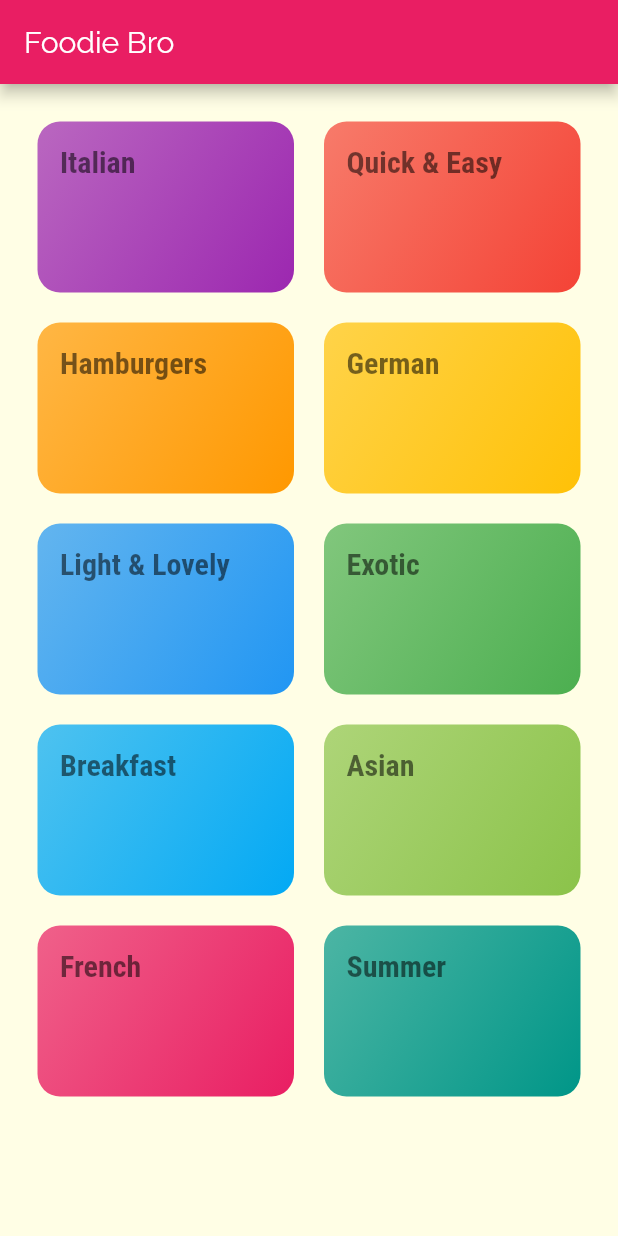
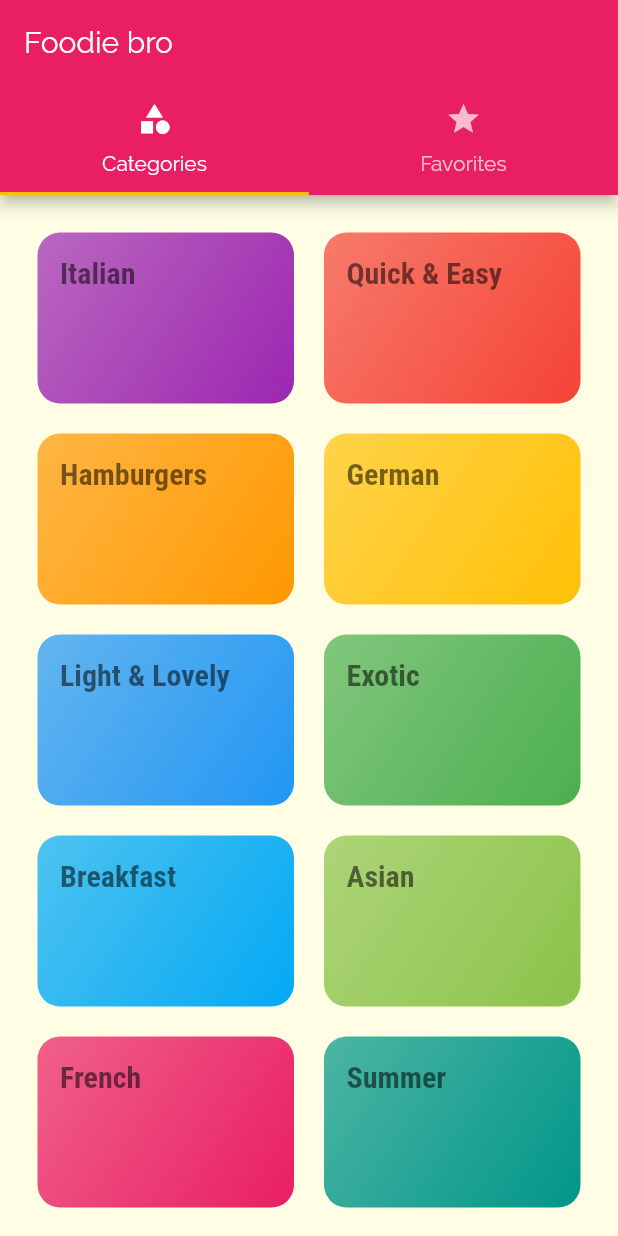
Before and after one commit to Sudhanva-Nadiger/foodie_bro, a Flutter app: the screen it shows after launch, on a phone screen of 412 x 824 dp. Run offline on Flutter 3.47's test engine with Material 2 defaults, Android fonts, the phone set to English and light mode, and no system bars.

```diff
--- a/lib/main.dart
+++ b/lib/main.dart
@@ -2,6 +2,7 @@ import 'package:flutter/material.dart';
 import 'package:meals_app/screens/categories_screen.dart';
 import 'package:meals_app/screens/category_meals_screen.dart';
 import 'package:meals_app/screens/meal_detail_screen.dart';
+import 'package:meals_app/screens/tabs_screen.dart';
 
 void main() {
   runApp(const MyApp());
@@ -34,13 +35,14 @@ class MyApp extends StatelessWidget {
               ),
             ),
       ),
-      home: const CategoriesScreen(),
+      // home: const CategoriesScreen(),
+      initialRoute: '/',
       routes: {
+        '/': (context) => const TabScreen(),
         CategoryMealsScreen.routeName: (context) => const CategoryMealsScreen(),
         MealDetailsScreen.routeName: (context) => const MealDetailsScreen(),
       },
       onGenerateRoute: (settings) {
-        print(settings.arguments);
         return MaterialPageRoute(
           builder: (context) => const CategoriesScreen(),
         );
--- a/lib/screens/categories_screen.dart
+++ b/lib/screens/categories_screen.dart
@@ -9,12 +9,12 @@ class CategoriesScreen extends StatelessWidget {
   Widget build(BuildContext context) {
     return SafeArea(
       child: Scaffold(
-        appBar: AppBar(
-          title: const Text(
-            'Foodie Bro',
-            style: TextStyle(fontFamily: 'Raleway'),
-          ),
-        ),
+        // appBar: AppBar(
+        //   title: const Text(
+        //     'Foodie Bro',
+        //     style: TextStyle(fontFamily: 'Raleway'),
+        //   ),
+        // ),
         body: GridView(
           padding: const EdgeInsets.all(25),
           gridDelegate: const SliverGridDelegateWithMaxCrossAxisExtent(
--- /dev/null
+++ b/lib/screens/favorites_screen.dart
@@ -0,0 +1,19 @@
+import 'package:flutter/material.dart';
+
+class FavoritesScreen extends StatefulWidget {
+  const FavoritesScreen({Key? key}) : super(key: key);
+
+  @override
+  State<FavoritesScreen> createState() => _FavoritesState();
+}
+
+class _FavoritesState extends State<FavoritesScreen> {
+  @override
+  Widget build(BuildContext context) {
+    return Scaffold(
+      body: Center(
+        child: Text('favorites'),
+      ),
+    );
+  }
+}
--- a/lib/screens/meal_detail_screen.dart
+++ b/lib/screens/meal_detail_screen.dart
@@ -1,6 +1,5 @@
 import 'package:flutter/material.dart';
 import 'package:meals_app/constants/dummy_data.dart';
-import 'package:meals_app/models/meal.dart';
 
 class MealDetailsScreen extends StatelessWidget {
   static const routeName = '/meal-detail';
--- /dev/null
+++ b/lib/screens/tabs_screen.dart
@@ -0,0 +1,45 @@
+import 'package:flutter/material.dart';
+import 'package:meals_app/screens/categories_screen.dart';
+import 'package:meals_app/screens/favorites_screen.dart';
+
+class TabScreen extends StatefulWidget {
+  const TabScreen({Key? key}) : super(key: key);
+
+  @override
+  State<TabScreen> createState() => _TabScreenState();
+}
+
+class _TabScreenState extends State<TabScreen> {
+  @override
+  Widget build(BuildContext context) {
+    return DefaultTabController(
+      length: 2,
+      child: Scaffold(
+        appBar: AppBar(
+          title: const Text(
+            'Foodie bro',
+            style: TextStyle(fontFamily: 'Raleway'),
+          ),
+          bottom: TabBar(
+            tabs: [
+              Tab(
+                icon: Icon(Icons.category),
+                text: 'Categories',
+              ),
+              Tab(
+                icon: Icon(Icons.star),
+                text: 'Favorites',
+              ),
+            ],
+          ),
+        ),
+        body: TabBarView(
+          children: [
+            CategoriesScreen(),
+            FavoritesScreen(),
+          ],
+        ),
+      ),
+    );
+  }
+}
--- a/notes.txt
+++ b/notes.txt
@@ -11,3 +11,4 @@
 - Positioned works only inside the stack
 - onGenerateRoute: fallBackScreen for unregistered namedRoute
 - onUnknownRoute: executes if onGenerateRoute isnt defined or doesnt return valid action
+- home property and initialRoute both mentioned: https://stackoverflow.com/questions/61157848/if-the-home-property-is-specified-the-routes-table-cannot-include-an-entry-for
```
